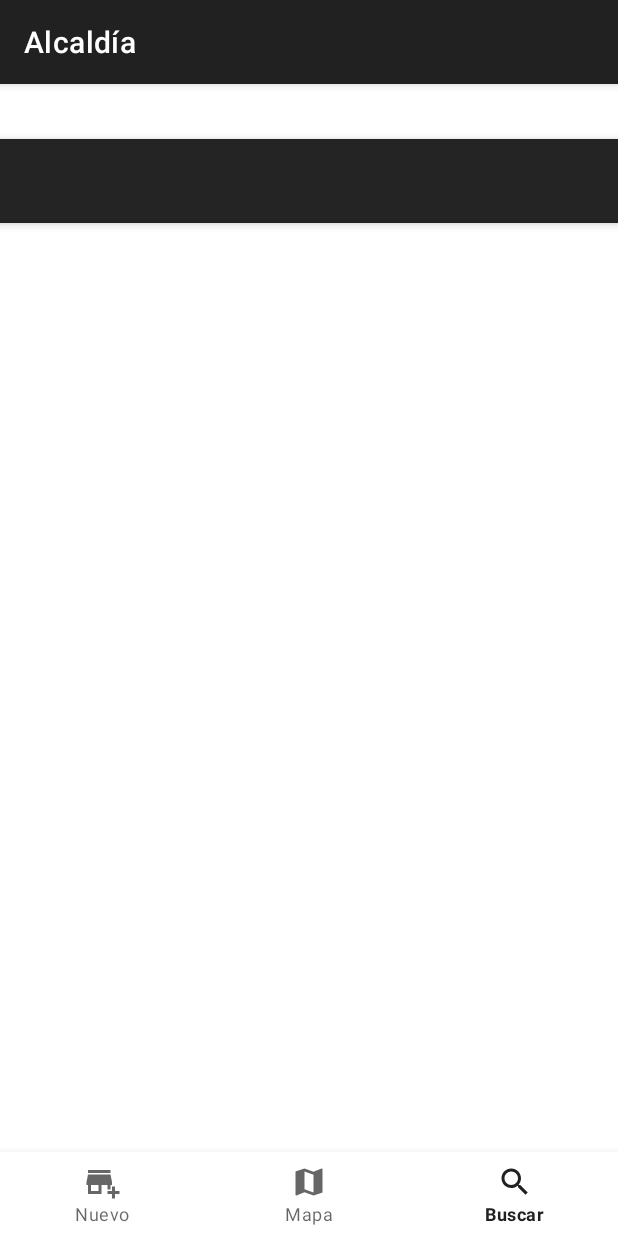
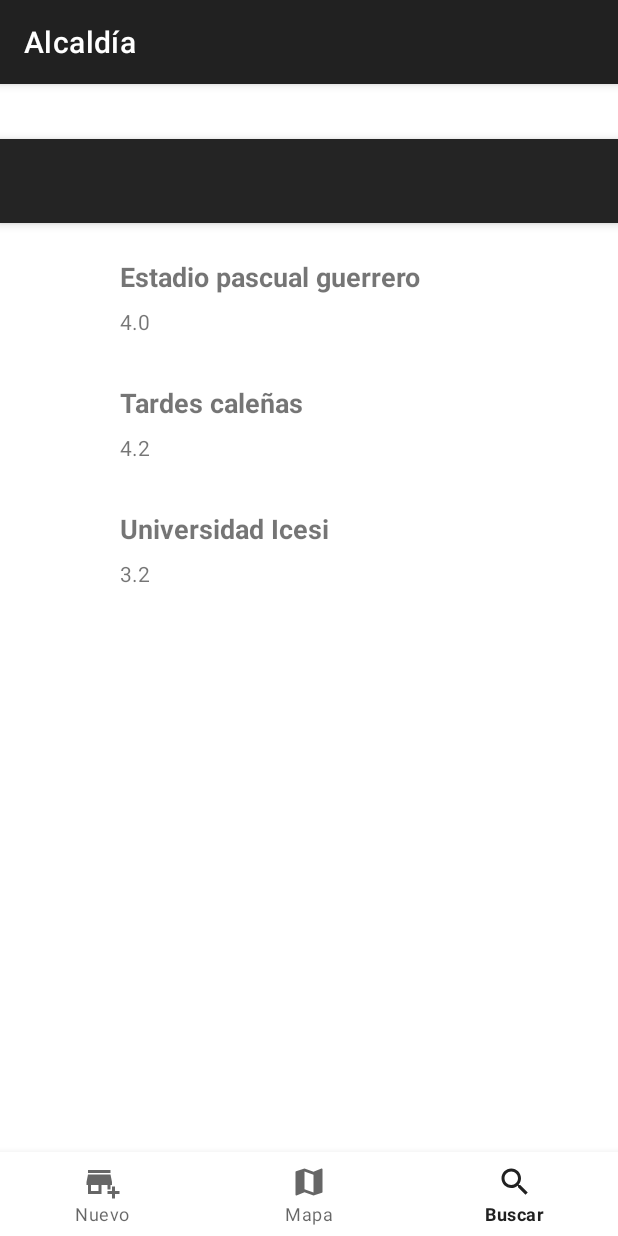
Before and after one commit to eltranseunteurbano/RetoAlcaldia-appsM, an Android app: the screen it shows after launch (MainActivity), item 3 of the bottom bar chosen, on a phone screen of 412 x 824 dp. Run offline under Robolectric (Android 15) with nearby library versions, the phone set to English and light mode, and no system bars.

Commit message:
recycler view on search section

```diff
--- a/app/build.gradle
+++ b/app/build.gradle
@@ -12,7 +12,7 @@ android {
         targetSdkVersion 30
         versionCode 1
         versionName "1.0"
-
+        vectorDrawables.useSupportLibrary = true
         testInstrumentationRunner "androidx.test.runner.AndroidJUnitRunner"
     }
 
--- /dev/null
+++ b/app/src/main/java/com/example/alcaldia/ItemSearch.java
@@ -0,0 +1,51 @@
+package com.example.alcaldia;
+
+public class ItemSearch {
+  private String id;
+  private String name;
+  private Double rate;
+  private String image;
+
+  public ItemSearch ( String id, String name, Double rate, String image ) {
+    this.id = id;
+    this.name = name;
+    this.rate = rate;
+    this.image = image;
+  }
+
+  public  ItemSearch () {
+
+  }
+
+  public String getId () {
+    return id;
+  }
+
+  public void setId ( String id ) {
+    this.id = id;
+  }
+
+  public String getName () {
+    return name;
+  }
+
+  public void setName ( String name ) {
+    this.name = name;
+  }
+
+  public Double getRate () {
+    return rate;
+  }
+
+  public void setRate ( Double rate ) {
+    this.rate = rate;
+  }
+
+  public String getImage () {
+    return image;
+  }
+
+  public void setImage ( String image ) {
+    this.image = image;
+  }
+}
--- /dev/null
+++ b/app/src/main/java/com/example/alcaldia/ItemSearchAdapter.java
@@ -0,0 +1,51 @@
+package com.example.alcaldia;
+
+import android.view.LayoutInflater;
+import android.view.View;
+import android.view.ViewGroup;
+
+import androidx.annotation.NonNull;
+import androidx.constraintlayout.widget.ConstraintLayout;
+import androidx.recyclerview.widget.RecyclerView;
+
+import java.util.ArrayList;
+import java.util.UUID;
+
+public class ItemSearchAdapter extends RecyclerView.Adapter<ItemSearchView> {
+  private ArrayList<ItemSearch> itemsSearch;
+
+  public ItemSearchAdapter () {
+    itemsSearch = new ArrayList<>();
+
+    itemsSearch.add(new ItemSearch(UUID.randomUUID().toString(), "Estadio pascual guerrero", 4.0, "" ));
+    itemsSearch.add(new ItemSearch(UUID.randomUUID().toString(), "Tardes caleñas", 4.2, "" ));
+    itemsSearch.add(new ItemSearch(UUID.randomUUID().toString(), "Universidad Icesi", 3.2, "" ));
+  }
+
+  public void addItemSearch(ItemSearch itemSearch){
+    itemsSearch.add(itemSearch);
+  }
+
+  @NonNull
+  @Override
+  public ItemSearchView onCreateViewHolder ( @NonNull ViewGroup parent, int viewType ) {
+    LayoutInflater inflater = LayoutInflater.from(parent.getContext());
+    View row = inflater.inflate(R.layout.item_search_row, null);
+    ConstraintLayout rowroot = (ConstraintLayout) row;
+    ItemSearchView itemSearchView = new ItemSearchView(rowroot);
+    return itemSearchView;
+  }
+
+  @Override
+  public void onBindViewHolder ( @NonNull ItemSearchView holder, int position ) {
+    holder.getName().setText(itemsSearch.get(position).getName());
+    holder.getRate().setText(itemsSearch.get(position).getRate().toString());
+
+  }
+
+  @Override
+  public int getItemCount () {
+    return itemsSearch.size();
+  }
+
+}
--- /dev/null
+++ b/app/src/main/java/com/example/alcaldia/ItemSearchView.java
@@ -0,0 +1,46 @@
+package com.example.alcaldia;
+
+import android.view.View;
+import android.widget.TextView;
+
+import androidx.annotation.NonNull;
+import androidx.constraintlayout.widget.ConstraintLayout;
+import androidx.recyclerview.widget.RecyclerView;
+
+public class ItemSearchView extends RecyclerView.ViewHolder {
+  private ConstraintLayout root;
+  private TextView name;
+  private TextView rate;
+  private TextView image;
+
+  public ItemSearchView ( ConstraintLayout root ) {
+    super(root);
+    this.root = root;
+    name = root.findViewById(R.id.item_search_item_name);
+    rate = root.findViewById(R.id.item_search_item_rate);
+  }
+
+  public ConstraintLayout getRoot () {
+    return root;
+  }
+
+  public void setRoot ( ConstraintLayout root ) {
+    this.root = root;
+  }
+
+  public TextView getName () {
+    return name;
+  }
+
+  public void setName ( TextView name ) {
+    this.name = name;
+  }
+
+  public TextView getRate () {
+    return rate;
+  }
+
+  public void setRate ( TextView rate ) {
+    this.rate = rate;
+  }
+}
--- a/app/src/main/java/com/example/alcaldia/fragments/SearchFragment.java
+++ b/app/src/main/java/com/example/alcaldia/fragments/SearchFragment.java
@@ -7,13 +7,17 @@ import android.view.ViewGroup;
 import android.widget.TextView;
 
 import androidx.fragment.app.Fragment;
+import androidx.recyclerview.widget.LinearLayoutManager;
 import androidx.recyclerview.widget.RecyclerView;
 
+import com.example.alcaldia.ItemSearchAdapter;
 import com.example.alcaldia.R;
 
 public class SearchFragment extends Fragment {
 
-    private RecyclerView recyclerView;
+    private RecyclerView placesRecyclerViewList;
+    private LinearLayoutManager layoutManager;
+    private ItemSearchAdapter adapter;
     private TextView nombreBuscar;
 
 
@@ -31,11 +35,12 @@ public class SearchFragment extends Fragment {
                              Bundle savedInstanceState) {
 
         View root =  inflater.inflate(R.layout.fragment_search, container, false);
-        recyclerView = root.findViewById(R.id.recyclerView);
-        nombreBuscar = root.findViewById(R.id.nombreBuscar);
+        placesRecyclerViewList = root.findViewById(R.id.placesRecyclerViewList);
+        placesRecyclerViewList.setHasFixedSize(true);
+        placesRecyclerViewList.setLayoutManager(new LinearLayoutManager(root.getContext()));
 
-
-
+        adapter = new ItemSearchAdapter();
+        placesRecyclerViewList.setAdapter(adapter);
         return root;
     }
 }
--- /dev/null
+++ b/app/src/main/res/drawable/ic_baseline_remove_red_eye_24.xml
@@ -0,0 +1,5 @@
+<vector android:height="24dp" android:tint="#FFFFFF"
+    android:viewportHeight="24" android:viewportWidth="24"
+    android:width="24dp" xmlns:android="http://schemas.android.com/apk/res/android">
+    <path android:fillColor="@android:color/white" android:pathData="M12,4.5C7,4.5 2.73,7.61 1,12c1.73,4.39 6,7.5 11,7.5s9.27,-3.11 11,-7.5c-1.73,-4.39 -6,-7.5 -11,-7.5zM12,17c-2.76,0 -5,-2.24 -5,-5s2.24,-5 5,-5 5,2.24 5,5 -2.24,5 -5,5zM12,9c-1.66,0 -3,1.34 -3,3s1.34,3 3,3 3,-1.34 3,-3 -1.34,-3 -3,-3z"/>
+</vector>
--- /dev/null
+++ b/app/src/main/res/drawable/ic_baseline_star_rate_24.xml
@@ -0,0 +1,5 @@
+<vector android:height="24dp" android:tint="#FFFFFF"
+    android:viewportHeight="24" android:viewportWidth="24"
+    android:width="24dp" xmlns:android="http://schemas.android.com/apk/res/android">
+    <path android:fillColor="@android:color/white" android:pathData="M14.43,10l-2.43,-8l-2.43,8l-7.57,0l6.18,4.41l-2.35,7.59l6.17,-4.69l6.18,4.69l-2.35,-7.59l6.17,-4.41z"/>
+</vector>
--- a/app/src/main/res/layout/fragment_search.xml
+++ b/app/src/main/res/layout/fragment_search.xml
@@ -6,7 +6,7 @@
     android:layout_height="match_parent">
 
     <androidx.recyclerview.widget.RecyclerView
-        android:id="@+id/recyclerView"
+        android:id="@+id/placesRecyclerViewList"
         android:layout_width="match_parent"
         android:layout_height="match_parent"
         android:layout_marginTop="100dp"
@@ -17,20 +17,4 @@
         app:layout_constraintTop_toTopOf="parent"
         app:layout_constraintVertical_bias="0.0" />
 
-    <TextView
-        android:id="@+id/nombreBuscar"
-        android:layout_width="wrap_content"
-        android:layout_height="wrap_content"
-        android:layout_marginStart="60dp"
-        android:layout_marginLeft="60dp"
-        android:layout_marginTop="31dp"
-        android:layout_marginEnd="294dp"
-        android:layout_marginRight="294dp"
-        android:layout_marginBottom="50dp"
-        android:text="TextView"
-        app:layout_constraintBottom_toTopOf="@+id/recyclerView"
-        app:layout_constraintEnd_toEndOf="parent"
-        app:layout_constraintStart_toStartOf="parent"
-        app:layout_constraintTop_toTopOf="parent" />
-
 </androidx.constraintlayout.widget.ConstraintLayout>
--- /dev/null
+++ b/app/src/main/res/layout/item_search_row.xml
@@ -0,0 +1,73 @@
+<?xml version="1.0" encoding="utf-8"?>
+<androidx.constraintlayout.widget.ConstraintLayout xmlns:android="http://schemas.android.com/apk/res/android"
+    xmlns:app="http://schemas.android.com/apk/res-auto"
+    xmlns:tools="http://schemas.android.com/tools"
+    android:id="@+id/itemSearchRow"
+    android:layout_width="match_parent"
+    android:layout_height="wrap_content">
+
+    <TextView
+        android:id="@+id/item_search_item_name"
+        android:layout_width="wrap_content"
+        android:layout_height="wrap_content"
+        android:layout_marginStart="16dp"
+        android:layout_marginLeft="16dp"
+        android:layout_marginTop="16dp"
+        android:text="Estadio pascual guerrero"
+        android:textSize="18sp"
+        android:textStyle="bold"
+        app:layout_constraintStart_toEndOf="@+id/item_search_item_img"
+        app:layout_constraintTop_toTopOf="parent" />
+
+    <TextView
+        android:id="@+id/item_search_item_rate"
+        android:layout_width="wrap_content"
+        android:layout_height="wrap_content"
+        android:layout_marginStart="16dp"
+        android:layout_marginLeft="16dp"
+        android:layout_marginTop="8dp"
+        android:layout_marginBottom="16dp"
+        android:text="4,0"
+        app:layout_constraintBottom_toBottomOf="parent"
+        app:layout_constraintStart_toEndOf="@+id/item_search_item_img"
+        app:layout_constraintTop_toBottomOf="@+id/item_search_item_name" />
+
+    <ImageView
+        android:id="@+id/item_search_item_start"
+        android:layout_width="16dp"
+        android:layout_height="16dp"
+        android:layout_marginStart="8dp"
+        android:layout_marginLeft="8dp"
+        app:layout_constraintBottom_toBottomOf="@+id/item_search_item_rate"
+        app:layout_constraintStart_toEndOf="@+id/item_search_item_rate"
+        app:layout_constraintTop_toTopOf="@+id/item_search_item_rate"
+        app:layout_constraintVertical_bias="1.0"
+        app:srcCompat="@drawable/ic_baseline_star_rate_24" />
+
+    <ImageView
+        android:id="@+id/item_search_item_img"
+        android:layout_width="48dp"
+        android:layout_height="48dp"
+        android:layout_marginStart="16dp"
+        android:layout_marginLeft="16dp"
+        android:layout_marginTop="16dp"
+        android:layout_marginBottom="16dp"
+        app:layout_constraintBottom_toBottomOf="parent"
+        app:layout_constraintStart_toStartOf="parent"
+        app:layout_constraintTop_toTopOf="parent"
+        tools:srcCompat="@tools:sample/avatars" />
+
+    <ImageView
+        android:id="@+id/imageView3"
+        android:layout_width="wrap_content"
+        android:layout_height="24dp"
+        android:layout_marginStart="91dp"
+        android:layout_marginLeft="91dp"
+        android:layout_marginEnd="16dp"
+        android:layout_marginRight="16dp"
+        app:layout_constraintBottom_toBottomOf="@+id/item_search_item_start"
+        app:layout_constraintEnd_toEndOf="parent"
+        app:layout_constraintStart_toEndOf="@+id/item_search_item_name"
+        app:layout_constraintTop_toTopOf="@+id/item_search_item_name"
+        app:srcCompat="@drawable/ic_baseline_remove_red_eye_24" />
+</androidx.constraintlayout.widget.ConstraintLayout>
```
